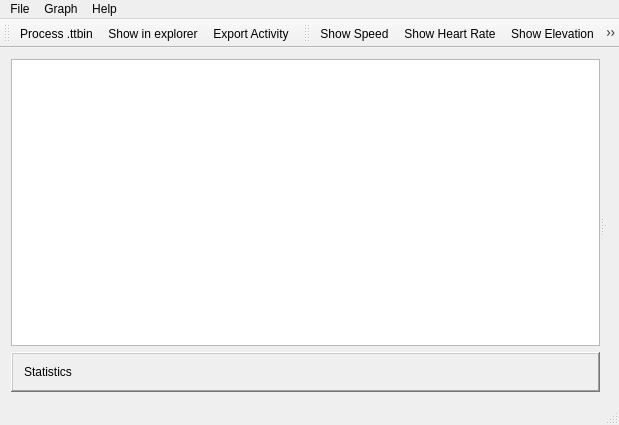
Above: src/mainwindow.ui from altera2015/ttwatcher before the change. Below: the same form after it.
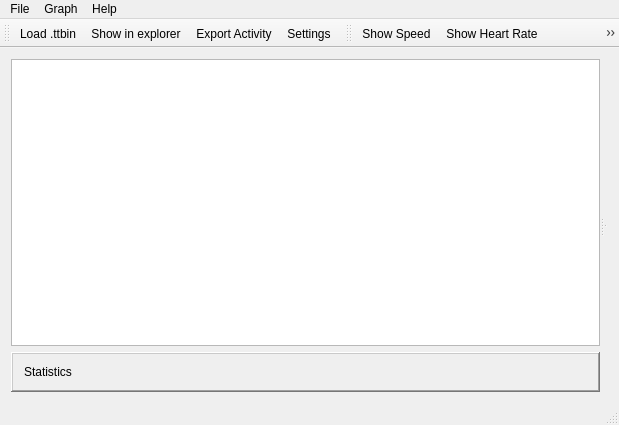
That is the form after the change. Icons and pictures are not drawn. Custom widgets are drawn as their Qt base class.

Commit message: Integrate settings dialog

```diff
--- a/src/mainwindow.ui
+++ b/src/mainwindow.ui
@@ -165,6 +165,7 @@
    <addaction name="actionProcess_TTBIN"/>
    <addaction name="actionShow_in_explorer"/>
    <addaction name="actionExport_Activity"/>
+   <addaction name="actionSettings"/>
   </widget>
   <widget class="QStatusBar" name="statusBar"/>
   <widget class="QToolBar" name="toolBar">
@@ -197,7 +198,7 @@
      <normaloff>:/icons/document4.png</normaloff>:/icons/document4.png</iconset>
    </property>
    <property name="text">
-    <string>Process .ttbin...</string>
+    <string>Load .ttbin...</string>
    </property>
    <property name="toolTip">
     <string>Load a .ttbin file and export to .tcx</string>
@@ -304,6 +305,15 @@
     <string>Export Activity</string>
    </property>
   </action>
+  <action name="actionSettings">
+   <property name="icon">
+    <iconset resource="resources.qrc">
+     <normaloff>:/icons/settings20.png</normaloff>:/icons/settings20.png</iconset>
+   </property>
+   <property name="text">
+    <string>Settings...</string>
+   </property>
+  </action>
  </widget>
  <layoutdefault spacing="6" margin="11"/>
  <customwidgets>
```
Left out of the diff: 1 changed line with no effect on the pictures. The commit also changes 9 other files.
